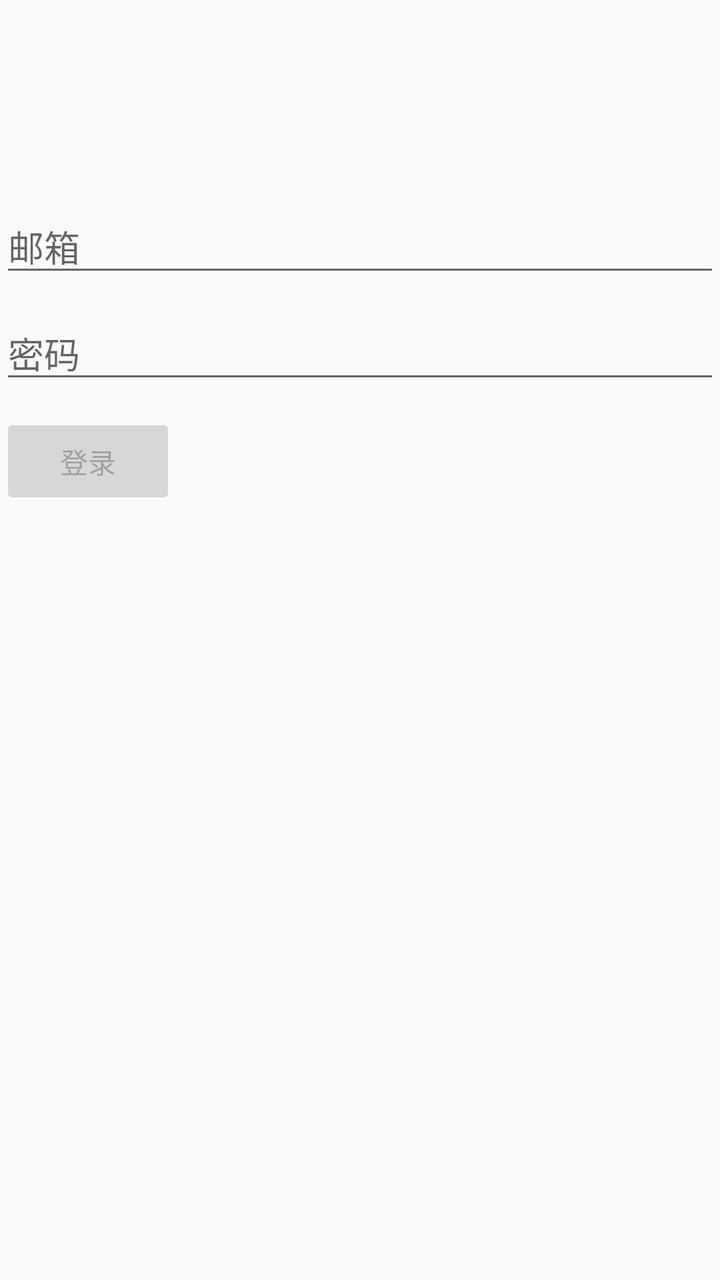
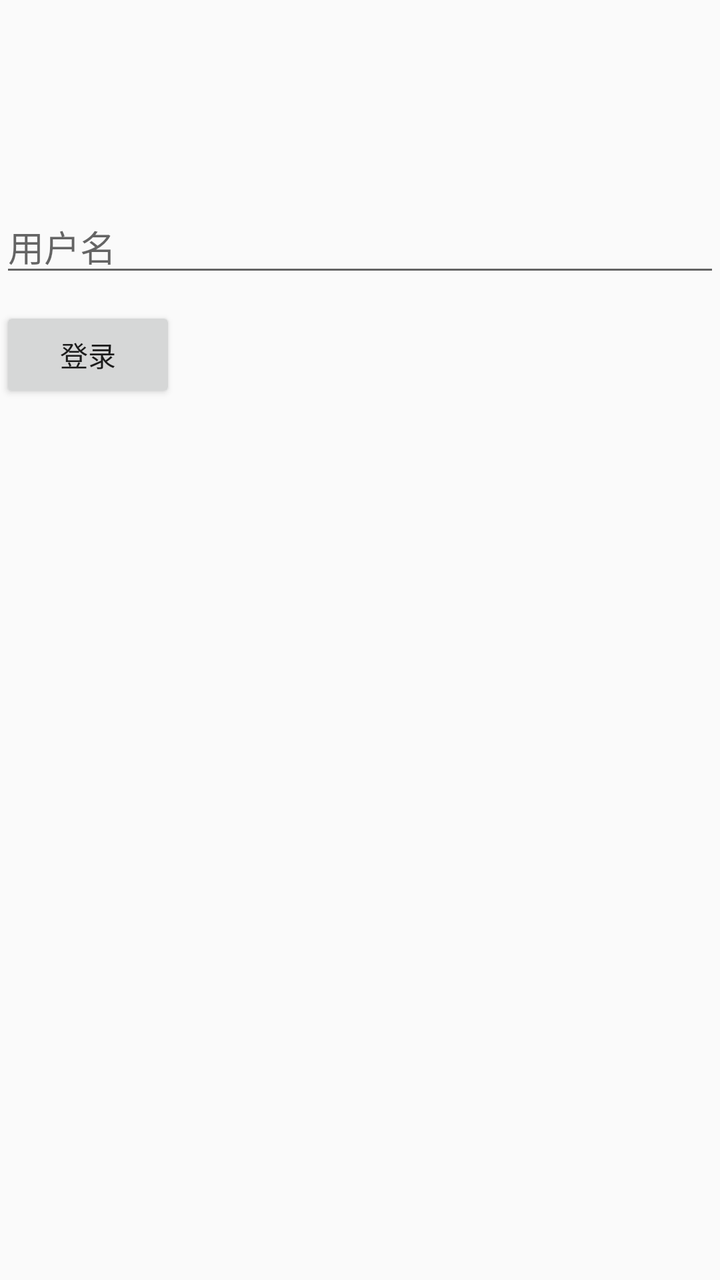

Before-and-after screenshots of an Android layout around one commit, followed by the original layout XML and the change that was made.
<!-- AndroidManifest.xml: application theme AppTheme -->
<!-- res/layout/activity_login.xml -->
<?xml version="1.0" encoding="utf-8"?>
<layout xmlns:android="http://schemas.android.com/apk/res/android">

    <data>
        <variable name="data" type="mvvm.activity.LoginViewModel" />
    </data>

    <LinearLayout
        android:layout_width="match_parent"
        android:layout_height="match_parent"
        android:layout_marginLeft="24dp"
        android:layout_marginRight="24dp"
        android:orientation="vertical">
        <EditText
            android:id="@+id/username"
            android:layout_width="match_parent"
            android:layout_height="wrap_content"
            android:layout_marginTop="100dp"
            android:hint="邮箱"
            android:inputType="textEmailAddress"
            android:selectAllOnFocus="true" />

        <EditText
            android:id="@+id/password"
            android:layout_width="match_parent"
            android:layout_height="wrap_content"
            android:layout_marginTop="10dp"
            android:hint="密码"
            android:imeActionLabel="登录"
            android:imeOptions="actionDone"
            android:inputType="textPassword"
            android:selectAllOnFocus="true" />

        <Button
            android:id="@+id/login"
            android:layout_width="wrap_content"
            android:layout_height="wrap_content"
            android:layout_marginTop="10dp"
            android:enabled="false"
            android:onClick="@{()->data.login(username.getText().toString(), password.getText().toString())}"
            android:text="登录" />

        <TextView
            android:id="@+id/textView"
            android:layout_width="wrap_content"
            android:layout_height="wrap_content"
            android:layout_marginTop="10dp"
            android:text="@{data.loginResult}" />
        
    </LinearLayout>

</layout>
<!-- resources referenced by this layout -->
<resources>
  <style name="AppTheme" parent="Theme.AppCompat.Light.DarkActionBar">
          
          <item name="colorPrimary">@color/colorPrimary</item>
          <item name="colorPrimaryDark">@color/colorPrimaryDark</item>
          <item name="colorAccent">@color/colorAccent</item>
      </style>
  <color name="colorPrimary">#008577</color>
  <color name="colorPrimaryDark">#00574B</color>
  <color name="colorAccent">#D81B60</color>
</resources>

<!-- the commit's change to res/layout/activity_login.xml (unified diff, before → after) -->
@@ -1,4 +1,3 @@
-<?xml version="1.0" encoding="utf-8"?>
 <layout xmlns:android="http://schemas.android.com/apk/res/android">
 
     <data>
@@ -16,19 +15,7 @@
             android:layout_width="match_parent"
             android:layout_height="wrap_content"
             android:layout_marginTop="100dp"
-            android:hint="邮箱"
-            android:inputType="textEmailAddress"
-            android:selectAllOnFocus="true" />
-
-        <EditText
-            android:id="@+id/password"
-            android:layout_width="match_parent"
-            android:layout_height="wrap_content"
-            android:layout_marginTop="10dp"
-            android:hint="密码"
-            android:imeActionLabel="登录"
-            android:imeOptions="actionDone"
-            android:inputType="textPassword"
+            android:hint="用户名"
             android:selectAllOnFocus="true" />
 
         <Button
@@ -36,8 +23,7 @@
             android:layout_width="wrap_content"
             android:layout_height="wrap_content"
             android:layout_marginTop="10dp"
-            android:enabled="false"
-            android:onClick="@{()->data.login(username.getText().toString(), password.getText().toString())}"
+            android:onClick="@{()->data.login(username.getText().toString())}"
             android:text="登录" />
 
         <TextView
@@ -46,7 +32,6 @@
             android:layout_height="wrap_content"
             android:layout_marginTop="10dp"
             android:text="@{data.loginResult}" />
-        
     </LinearLayout>
 
 </layout>
